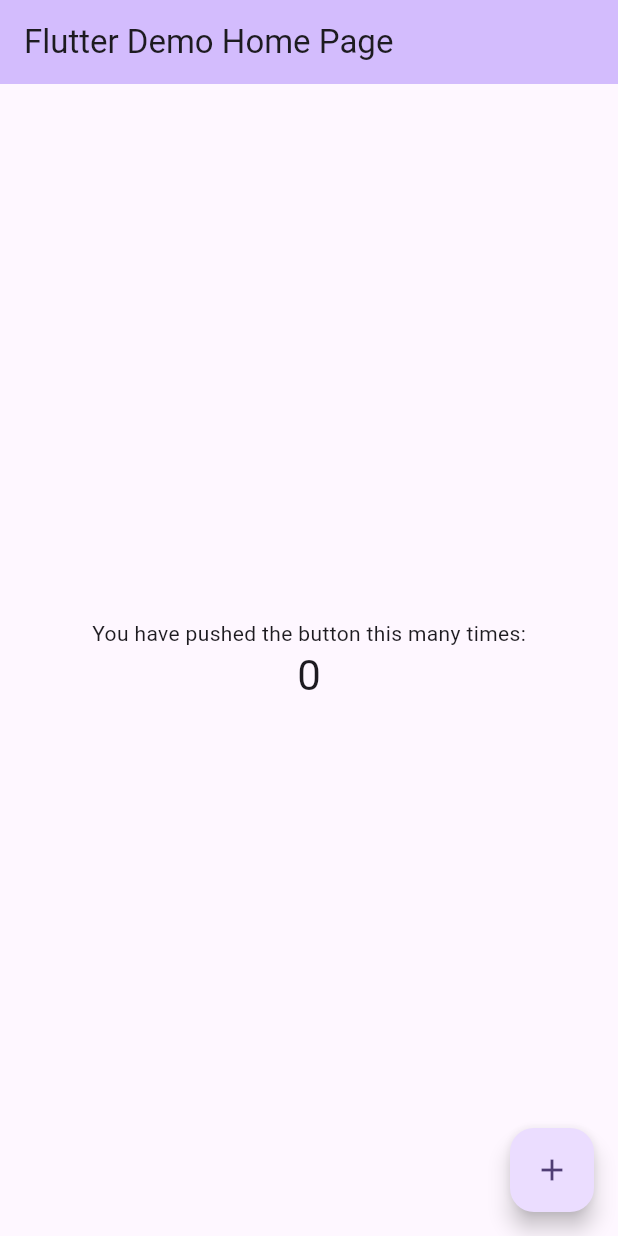
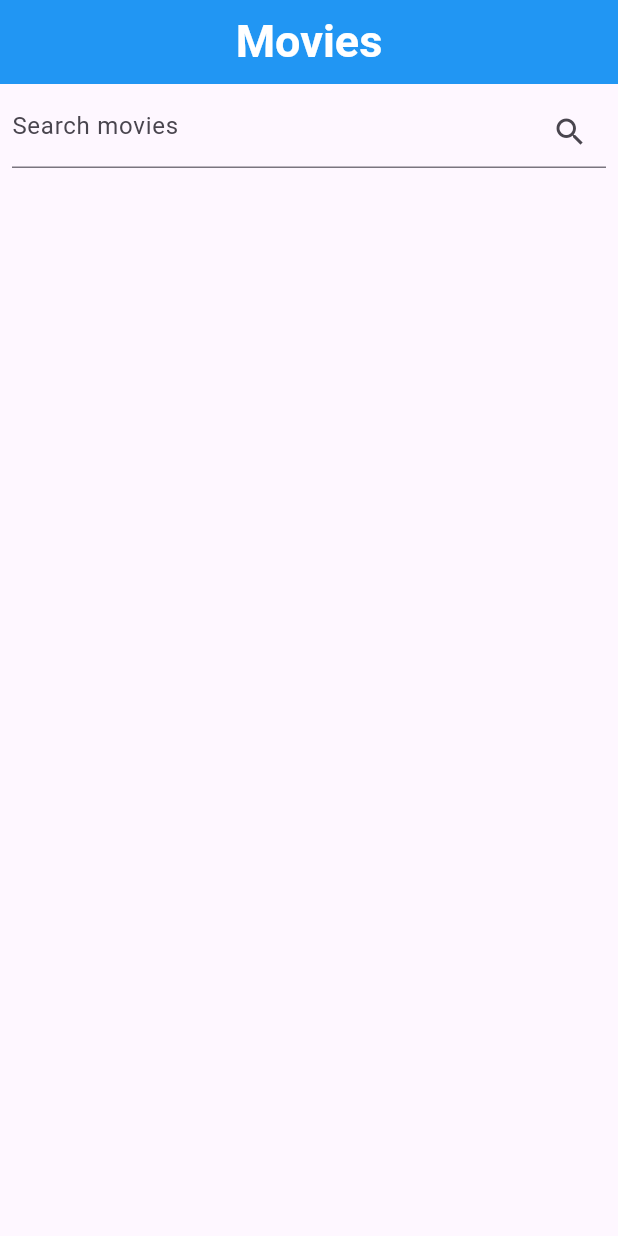
Before and after one commit to mdharis090/moveapp, a Flutter app: the screen it shows after launch, on a phone screen of 412 x 824 dp. Run offline on Flutter 3.47's test engine with Material 3 defaults, Android fonts, the phone set to English and light mode, and no system bars.

Commit message:
we adding seaching screen and home scren

```diff
--- a/lib/main.dart
+++ b/lib/main.dart
@@ -1,4 +1,5 @@
 import 'package:flutter/material.dart';
+import 'package:moviesapp/movie_screen/movie_ui.dart';
 
 void main() {
   runApp(const MyApp());
@@ -11,112 +12,12 @@ class MyApp extends StatelessWidget {
   @override
   Widget build(BuildContext context) {
     return MaterialApp(
+      debugShowCheckedModeBanner: false,
       title: 'Flutter Demo',
       theme: ThemeData(
-        // This is the theme of your application.
-        //
-        // TRY THIS: Try running your application with "flutter run". You'll see
-        // the application has a purple toolbar. Then, without quitting the app,
-        // try changing the seedColor in the colorScheme below to Colors.green
-        // and then invoke "hot reload" (save your changes or press the "hot
-        // reload" button in a Flutter-supported IDE, or press "r" if you used
-        // the command line to start the app).
-        //
-        // Notice that the counter didn't reset back to zero; the application
-        // state is not lost during the reload. To reset the state, use hot
-        // restart instead.
-        //
-        // This works for code too, not just values: Most code changes can be
-        // tested with just a hot reload.
         colorScheme: ColorScheme.fromSeed(seedColor: Colors.deepPurple),
       ),
-      home: const MyHomePage(title: 'Flutter Demo Home Page'),
+      home: MovieListScreen()
     );
   }
 }
-
-class MyHomePage extends StatefulWidget {
-  const MyHomePage({super.key, required this.title});
-
-  // This widget is the home page of your application. It is stateful, meaning
-  // that it has a State object (defined below) that contains fields that affect
-  // how it looks.
-
-  // This class is the configuration for the state. It holds the values (in this
-  // case the title) provided by the parent (in this case the App widget) and
-  // used by the build method of the State. Fields in a Widget subclass are
-  // always marked "final".
-
-  final String title;
-
-  @override
-  State<MyHomePage> createState() => _MyHomePageState();
-}
-
-class _MyHomePageState extends State<MyHomePage> {
-  int _counter = 0;
-
-  void _incrementCounter() {
-    setState(() {
-      // This call to setState tells the Flutter framework that something has
-      // changed in this State, which causes it to rerun the build method below
-      // so that the display can reflect the updated values. If we changed
-      // _counter without calling setState(), then the build method would not be
-      // called again, and so nothing would appear to happen.
-      _counter++;
-    });
-  }
-
-  @override
-  Widget build(BuildContext context) {
-    // This method is rerun every time setState is called, for instance as done
-    // by the _incrementCounter method above.
-    //
-    // The Flutter framework has been optimized to make rerunning build methods
-    // fast, so that you can just rebuild anything that needs updating rather
-    // than having to individually change instances of widgets.
-    return Scaffold(
-      appBar: AppBar(
-        // TRY THIS: Try changing the color here to a specific color (to
-        // Colors.amber, perhaps?) and trigger a hot reload to see the AppBar
-        // change color while the other colors stay the same.
-        backgroundColor: Theme.of(context).colorScheme.inversePrimary,
-        // Here we take the value from the MyHomePage object that was created by
-        // the App.build method, and use it to set our appbar title.
-        title: Text(widget.title),
-      ),
-      body: Center(
-        // Center is a layout widget. It takes a single child and positions it
-        // in the middle of the parent.
-        child: Column(
-          // Column is also a layout widget. It takes a list of children and
-          // arranges them vertically. By default, it sizes itself to fit its
-          // children horizontally, and tries to be as tall as its parent.
-          //
-          // Column has various properties to control how it sizes itself and
-          // how it positions its children. Here we use mainAxisAlignment to
-          // center the children vertically; the main axis here is the vertical
-          // axis because Columns are vertical (the cross axis would be
-          // horizontal).
-          //
-          // TRY THIS: Invoke "debug painting" (choose the "Toggle Debug Paint"
-          // action in the IDE, or press "p" in the console), to see the
-          // wireframe for each widget.
-          mainAxisAlignment: MainAxisAlignment.center,
-          children: <Widget>[
-            const Text('You have pushed the button this many times:'),
-            Text(
-              '$_counter',
-              style: Theme.of(context).textTheme.headlineMedium,
-            ),
-          ],
-        ),
-      ),
-      floatingActionButton: FloatingActionButton(
-        onPressed: _incrementCounter,
-        tooltip: 'Increment',
-        child: const Icon(Icons.add),
-      ), // This trailing comma makes auto-formatting nicer for build methods.
-    );
-  }
-}
--- a/lib/movie_screen/movie_ui.dart
+++ b/lib/movie_screen/movie_ui.dart
@@ -0,0 +1,67 @@
+import 'package:flutter/material.dart';
+import 'package:moviesapp/api/api_feching_data.dart';
+
+
+class MovieListScreen extends StatefulWidget {
+  @override
+  _MovieListScreenState createState() => _MovieListScreenState();
+}
+
+class _MovieListScreenState extends State<MovieListScreen> {
+  MovieService movieService = MovieService();
+  List movies = [];
+  TextEditingController searchController = TextEditingController();
+
+  void search() async {
+    var results = await movieService.searchMovies(searchController.text);
+    setState(() {
+      movies = results;
+    });
+  }
+
+  @override
+  Widget build(BuildContext context) {
+    return Scaffold(
+      appBar: AppBar(title: Text(
+        "Movies",
+        style: TextStyle
+          (fontSize: 30,
+            fontWeight:FontWeight.bold,
+            color: Colors.white),),
+      centerTitle: true,
+        backgroundColor: Colors.blue,
+      ),
+      body: Column(
+        children: [
+          Padding(
+            padding: const EdgeInsets.all(8.0),
+            child: TextField(
+              controller: searchController,
+              decoration: InputDecoration(
+                hintText: "Search movies",
+                suffixIcon: IconButton(
+                  icon: Icon(Icons.search),
+                  onPressed: search,
+                )
+              ),
+            ),
+          ),
+          Expanded(
+            child: ListView.builder(
+              itemCount: movies.length,
+              itemBuilder: (context, index) {
+                return ListTile(
+                  leading: movies[index]['Poster'] != "N/A"
+                      ? Image.network(movies[index]['Poster'], width: 50)
+                      : Container(width: 50),
+                  title: Text(movies[index]['Title']),
+                  subtitle: Text("${movies[index]['Year']}"),
+                );
+              },
+            ),
+          ),
+        ],
+      ),
+    );
+  }
+}
```
Also changed, not shown: lib/move_screen.dart (added).
